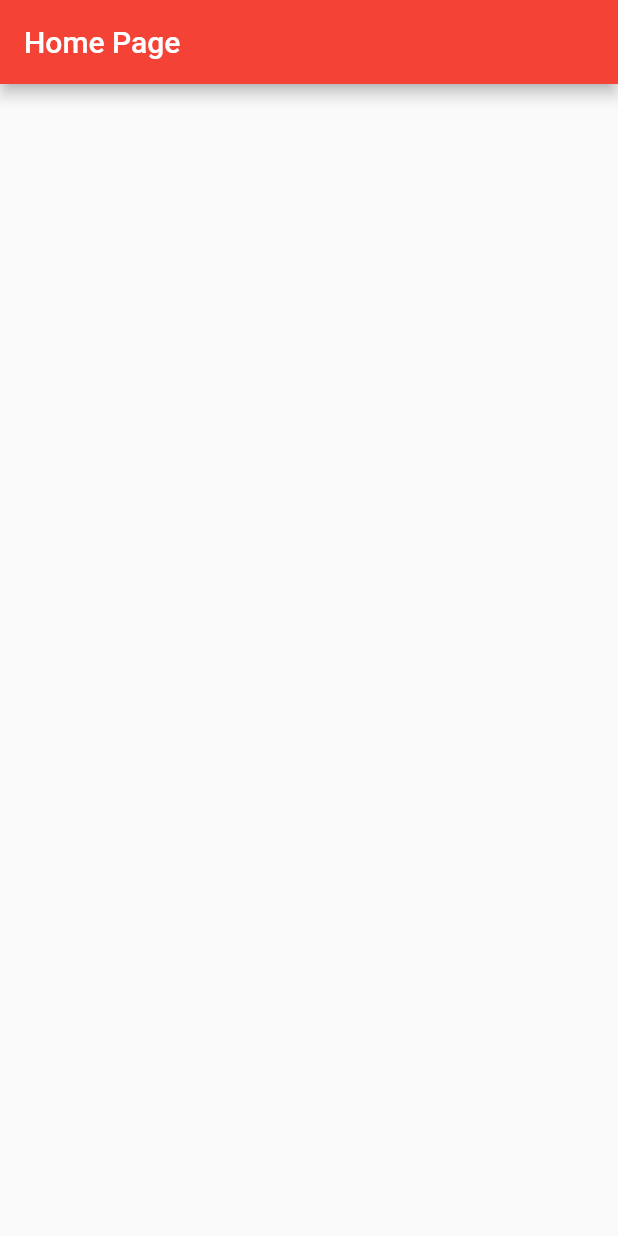
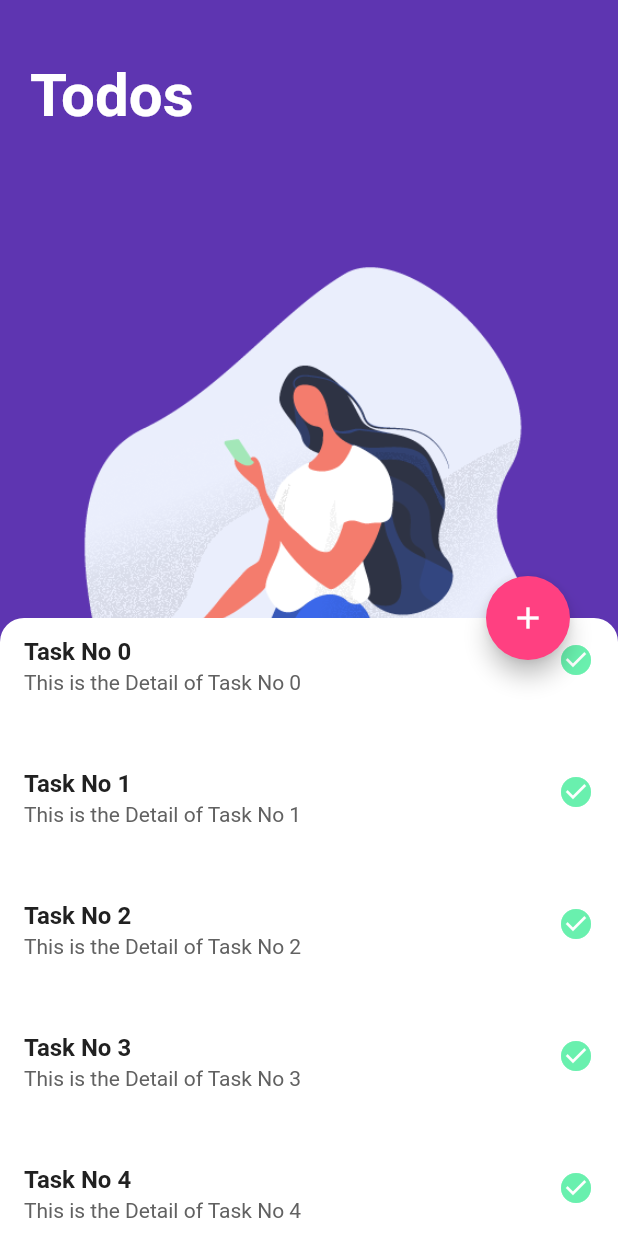
Before and after one commit to hamed-rezaee/flutter-cubit-todo-list, a Flutter app: the screen it shows after launch, on a phone screen of 412 x 824 dp. Run offline on Flutter 3.47's test engine with Material 2 defaults, Android fonts, the phone set to English and light mode, and no system bars.

Commit message:
- add ui

```diff
--- a/lib/home_page.dart
+++ b/lib/home_page.dart
@@ -13,10 +13,86 @@ class _HomePageState extends State<HomePage> {
   @override
   Widget build(BuildContext context) {
     return Scaffold(
-      appBar: AppBar(
-        title: Text(widget.title),
+      backgroundColor: Colors.deepPurple[600],
+      body: Stack(
+        alignment: Alignment.center,
+        children: <Widget>[
+          Container(
+            width: 400.0,
+            height: 600.0,
+            child: Image.asset(
+              'assets/image.png',
+              fit: BoxFit.contain,
+            ),
+          ),
+          Positioned(
+            top: 40.0,
+            left: 20.0,
+            child: Text(
+              'Todos',
+              style: TextStyle(
+                color: Colors.white,
+                fontSize: 40.0,
+                fontWeight: FontWeight.bold,
+              ),
+            ),
+          ),
+          DraggableScrollableSheet(
+              maxChildSize: 0.85,
+              builder: (BuildContext context, ScrollController controller) =>
+                  Stack(
+                    overflow: Overflow.visible,
+                    children: <Widget>[
+                      Container(
+                        decoration: BoxDecoration(
+                          color: Colors.white,
+                          borderRadius: BorderRadius.only(
+                            topRight: Radius.circular(16.0),
+                            topLeft: Radius.circular(16.0),
+                          ),
+                        ),
+                        child: ListView.builder(
+                          controller: controller,
+                          itemCount: 20,
+                          itemBuilder: (BuildContext context, int index) =>
+                              ListTile(
+                            isThreeLine: true,
+                            title: Text(
+                              'Task No $index',
+                              style: TextStyle(
+                                color: Colors.grey[900],
+                                fontWeight: FontWeight.bold,
+                              ),
+                            ),
+                            subtitle: Text(
+                              'This is the Detail of Task No $index',
+                              style: TextStyle(
+                                color: Colors.grey[700],
+                              ),
+                            ),
+                            trailing: Icon(
+                              Icons.check_circle,
+                              color: Colors.greenAccent,
+                            ),
+                          ),
+                        ),
+                      ),
+                      Positioned(
+                        top: -28.0,
+                        right: 32.0,
+                        child: FloatingActionButton(
+                          child: Icon(
+                            Icons.add,
+                            color: Colors.white,
+                          ),
+                          backgroundColor: Colors.pinkAccent,
+                          onPressed: () {},
+                        ),
+                      )
+                    ],
+                  )),
+        ],
       ),
-      body: Center(),
     );
   }
 }
--- a/pubspec.yaml
+++ b/pubspec.yaml
@@ -20,3 +20,6 @@ dev_dependencies:
 
 flutter:
   uses-material-design: true
+
+  assets:
+    - assets/image.png
```
Also changed, not shown: assets/image.png (added).
